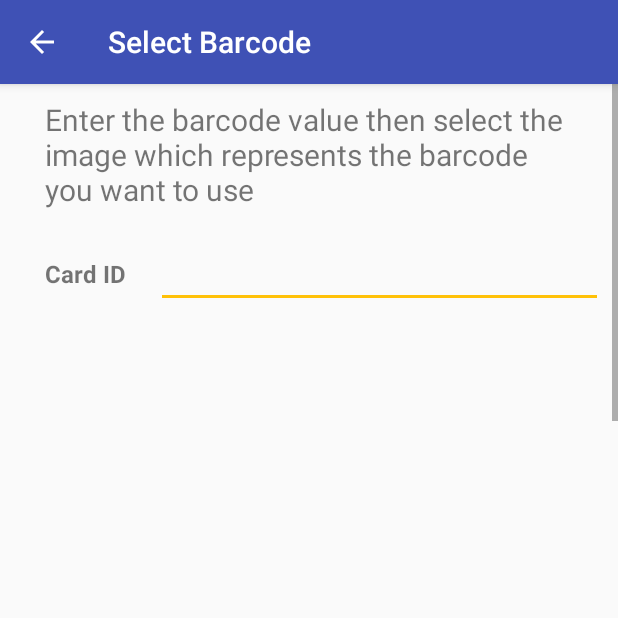
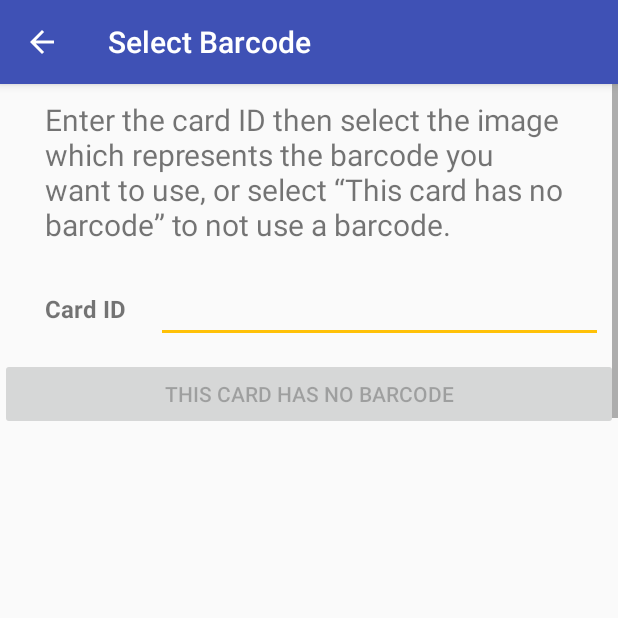
Before and after one commit to CatimaLoyalty/Android, an Android app: the BarcodeSelectorActivity screen opened directly, with no data from a screen before it, on a phone screen of 412 x 824 dp, the top half of it. Run offline under Robolectric (Android 15) with nearby library versions, the phone set to English and light mode, and no system bars.

Commit message:
UI improvements

```diff
--- a/app/src/main/java/protect/card_locker/BarcodeSelectorActivity.java
+++ b/app/src/main/java/protect/card_locker/BarcodeSelectorActivity.java
@@ -119,6 +119,7 @@ public class BarcodeSelectorActivity extends AppCompatActivity
 
                 View noBarcodeButtonView = findViewById(R.id.noBarcode);
                 setButtonListener(noBarcodeButtonView, s.toString());
+                noBarcodeButtonView.setEnabled(s.length() > 0);
             }
 
             @Override
--- a/app/src/main/res/layout/barcode_selector_activity.xml
+++ b/app/src/main/res/layout/barcode_selector_activity.xml
@@ -64,6 +64,12 @@
                 android:layout_width="fill_parent"
                 android:layout_height="wrap_content"
                 android:id="@+id/barcodesLayout"/>
+            <Button
+                android:id="@+id/noBarcode"
+                android:layout_width="match_parent"
+                android:layout_height="wrap_content"
+                android:text="@string/barcodeNoBarcode"
+                android:enabled="false" />
             <LinearLayout android:orientation="horizontal"
                           android:padding="10.0dp"
                           android:layout_width="fill_parent"
@@ -196,11 +202,6 @@
                     android:contentDescription="@string/barcodeImageDescription"
                     android:layout_weight="1.0"/>
             </LinearLayout>
-            <Button
-                android:id="@+id/noBarcode"
-                android:layout_width="match_parent"
-                android:layout_height="wrap_content"
-                android:text="@string/barcodeNoBarcode" />
         </LinearLayout>
     </ScrollView>
 </android.support.design.widget.CoordinatorLayout>
--- a/app/src/main/res/values/strings.xml
+++ b/app/src/main/res/values/strings.xml
@@ -86,7 +86,7 @@
     <string name="app_resources"><xliff:g id="app_name">%s</xliff:g> uses the following third-party resources: <xliff:g id="app_resources_list">%s</xliff:g></string>
 
     <string name="selectBarcodeTitle">Select Barcode</string>
-    <string name="enterBarcodeInstructions">Enter the barcode value then select the image which represents the barcode you want to use</string>
+    <string name="enterBarcodeInstructions">Enter the card ID then select the image which represents the barcode you want to use, or select &#8220;This card has no barcode&#8221; to not use a barcode.</string>
 
     <string name="copy_to_clipboard_toast">Card ID copied to clipboard</string>
 
```
